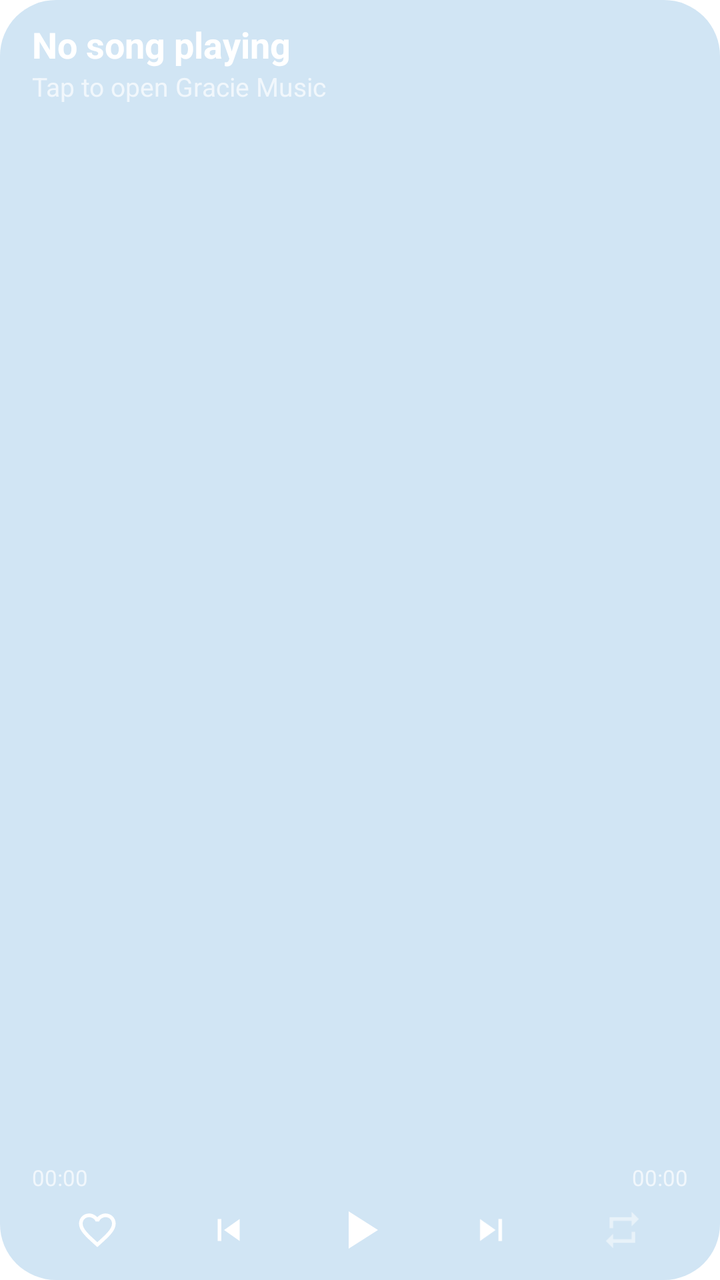
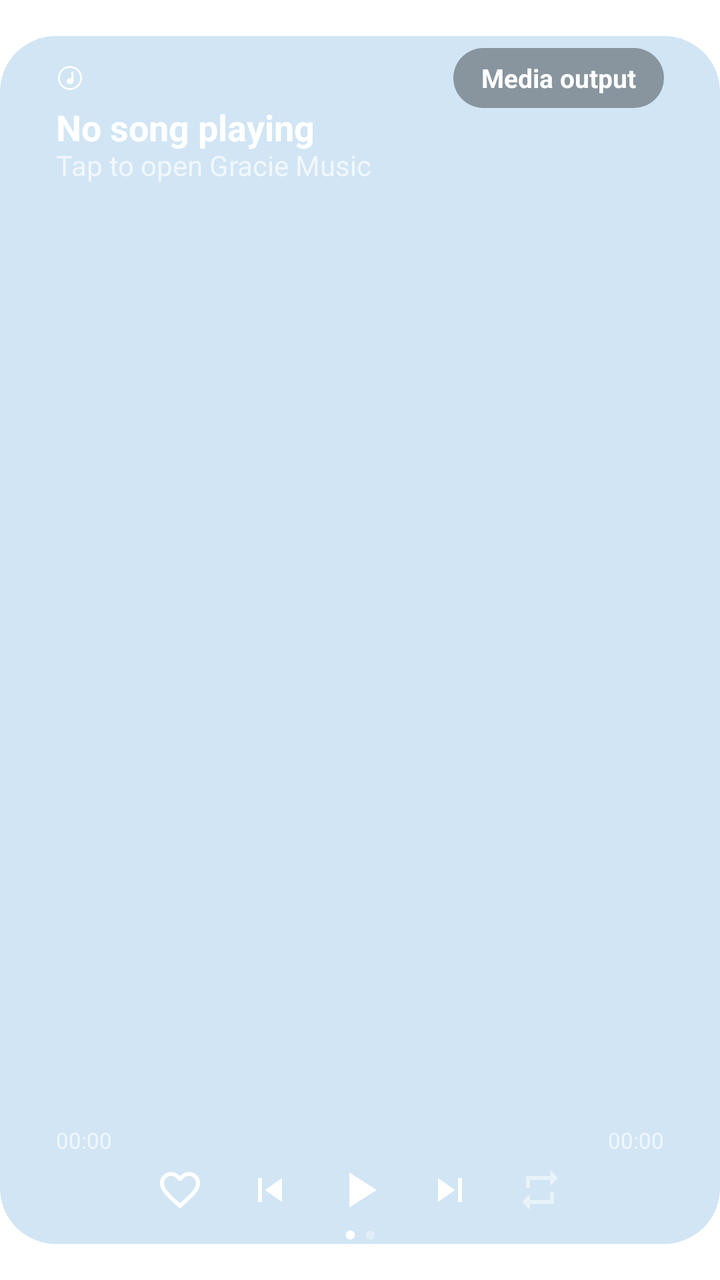

The first picture is an Android layout as it rendered before a commit; the second is the same layout after the commit. The layout source and the unified diff follow.
<!-- AndroidManifest.xml: application theme Theme.vivimusic -->
<!-- res/layout/widget_notification.xml -->
<?xml version="1.0" encoding="utf-8"?>
<FrameLayout xmlns:android="http://schemas.android.com/apk/res/android"
    android:id="@android:id/background"
    android:layout_width="match_parent"
    android:layout_height="match_parent"
    android:background="@drawable/widget_background"
    android:theme="@style/Theme.Widget.vivimusic">

    <ImageView
        android:id="@+id/widget_n_bg"
        android:layout_width="match_parent"
        android:layout_height="match_parent"
        android:scaleType="centerCrop"
        android:importantForAccessibility="no" />

    <LinearLayout
        android:id="@+id/widget_n_open_area"
        android:layout_width="match_parent"
        android:layout_height="match_parent"
        android:orientation="vertical"
        android:paddingStart="16dp"
        android:paddingEnd="16dp"
        android:paddingTop="10dp"
        android:paddingBottom="6dp">

        <TextView
            android:id="@+id/widget_n_song_title"
            android:layout_width="match_parent"
            android:layout_height="wrap_content"
            android:text="@string/not_playing"
            android:textSize="18sp"
            android:textStyle="bold"
            android:textColor="#FFFFFFFF"
            android:maxLines="1"
            android:ellipsize="end" />

        <TextView
            android:id="@+id/widget_n_artist_name"
            android:layout_width="match_parent"
            android:layout_height="wrap_content"
            android:text="@string/tap_to_play"
            android:textSize="13sp"
            android:textColor="#B3FFFFFF"
            android:maxLines="1"
            android:ellipsize="end" />

        
        <FrameLayout
            android:layout_width="match_parent"
            android:layout_height="0dp"
            android:layout_weight="1" />

        
        <ImageView
            android:id="@+id/widget_n_progress"
            android:layout_width="match_parent"
            android:layout_height="28dp"
            android:scaleType="fitCenter"
            android:importantForAccessibility="no" />

        <LinearLayout
            android:layout_width="match_parent"
            android:layout_height="wrap_content"
            android:orientation="horizontal">

            <TextView
                android:id="@+id/widget_n_time_current"
                android:layout_width="0dp"
                android:layout_height="wrap_content"
                android:layout_weight="1"
                android:text="00:00"
                android:textSize="11sp"
                android:textColor="#B3FFFFFF" />

            <TextView
                android:id="@+id/widget_n_time_total"
                android:layout_width="wrap_content"
                android:layout_height="wrap_content"
                android:text="00:00"
                android:textSize="11sp"
                android:textColor="#B3FFFFFF" />
        </LinearLayout>

        <LinearLayout
            android:layout_width="match_parent"
            android:layout_height="wrap_content"
            android:orientation="horizontal"
            android:gravity="center_vertical">

            <ImageButton
                android:id="@+id/widget_n_like"
                android:layout_width="0dp"
                android:layout_height="38dp"
                android:layout_weight="1"
                android:padding="8dp"
                android:scaleType="fitCenter"
                android:background="@android:color/transparent"
                android:src="@drawable/ic_widget_n_heart_off"
                android:contentDescription="@string/like" />
            <ImageButton
                android:id="@+id/widget_n_prev"
                android:layout_width="0dp"
                android:layout_height="38dp"
                android:layout_weight="1"
                android:padding="8dp"
                android:scaleType="fitCenter"
                android:background="@android:color/transparent"
                android:src="@drawable/ic_widget_n_prev"
                android:contentDescription="@string/previous" />
            <FrameLayout
                android:id="@+id/widget_n_play_container"
                android:layout_width="0dp"
                android:layout_height="38dp"
                android:layout_weight="1">

                <ImageView
                    android:id="@+id/widget_n_play_pause"
                    android:layout_width="32dp"
                    android:layout_height="32dp"
                    android:layout_gravity="center"
                    android:src="@drawable/ic_widget_n_play"
                    android:contentDescription="@string/play_pause" />
            </FrameLayout>

            <ImageButton
                android:id="@+id/widget_n_next"
                android:layout_width="0dp"
                android:layout_height="38dp"
                android:layout_weight="1"
                android:padding="8dp"
                android:scaleType="fitCenter"
                android:background="@android:color/transparent"
                android:src="@drawable/ic_widget_n_next"
                android:contentDescription="@string/next" />
            <ImageButton
                android:id="@+id/widget_n_repeat"
                android:layout_width="0dp"
                android:layout_height="38dp"
                android:layout_weight="1"
                android:padding="8dp"
                android:scaleType="fitCenter"
                android:background="@android:color/transparent"
                android:src="@drawable/ic_widget_n_repeat_off"
                android:contentDescription="@string/repeat" />
        </LinearLayout>
    </LinearLayout>
</FrameLayout>
<!-- resources referenced by this layout -->
<resources>
  <!-- drawable ic_widget_n_next (drawable) -->
  <vector xmlns:android="http://schemas.android.com/apk/res/android"
      android:width="24dp"
      android:height="24dp"
      android:viewportWidth="24"
      android:viewportHeight="24">
      <path
          android:fillColor="#FFFFFFFF"
          android:fillAlpha="1"
          android:pathData="M6,18l8.5,-6L6,6v12zM16,6v12h2V6h-2z" />
  </vector>
  <!-- drawable ic_widget_n_play (drawable) -->
  <vector xmlns:android="http://schemas.android.com/apk/res/android"
      android:width="24dp"
      android:height="24dp"
      android:viewportWidth="24"
      android:viewportHeight="24">
      <path
          android:fillColor="#FFFFFFFF"
          android:fillAlpha="1"
          android:pathData="M8,5v14l11,-7z" />
  </vector>
  <!-- drawable ic_widget_n_prev (drawable) -->
  <vector xmlns:android="http://schemas.android.com/apk/res/android"
      android:width="24dp"
      android:height="24dp"
      android:viewportWidth="24"
      android:viewportHeight="24">
      <path
          android:fillColor="#FFFFFFFF"
          android:fillAlpha="1"
          android:pathData="M6,6h2v12H6zM9.5,12l8.5,6V6z" />
  </vector>
  <!-- drawable ic_widget_n_repeat_off (drawable) -->
  <vector xmlns:android="http://schemas.android.com/apk/res/android"
      android:width="24dp"
      android:height="24dp"
      android:viewportWidth="24"
      android:viewportHeight="24">
      <path
          android:fillColor="#FFFFFFFF"
          android:fillAlpha="0.5"
          android:pathData="M7,7h10v3l4,-4 -4,-4v3H5v6h2V7zM17,17H7v-3l-4,4 4,4v-3h12v-6h-2v4z" />
  </vector>
  <!-- drawable widget_background (drawable) -->
  <?xml version="1.0" encoding="utf-8"?>
  <shape xmlns:android="http://schemas.android.com/apk/res/android"
      xmlns:tools="http://schemas.android.com/tools"
      android:shape="rectangle">
      <solid android:color="@android:color/system_accent1_100"
          tools:targetApi="31" />
      <corners android:radius="28dp" />
  </shape>
  <string name="like">Like</string>
  <string name="next">Next</string>
  <string name="not_playing">No song playing</string>
  <string name="play_pause">Play/Pause</string>
  <string name="previous">Previous</string>
  <string name="repeat">Repeat</string>
  <string name="tap_to_play">Tap to open Gracie Music</string>
  <style name="Theme.Widget.vivimusic" parent="@android:style/Theme.DeviceDefault.DayNight">
          <item name="android:colorBackground">#E6E1E5</item>
      </style>
  <!-- unchanged entries left out for length: 2 -->
</resources>

<!-- the commit's change to res/layout/widget_notification.xml (unified diff, before → after) -->
@@ -1,10 +1,17 @@
 <?xml version="1.0" encoding="utf-8"?>
 <FrameLayout xmlns:android="http://schemas.android.com/apk/res/android"
+    android:layout_width="match_parent"
+    android:layout_height="match_parent"
+    android:paddingTop="18dp"
+    android:paddingBottom="18dp"
+    android:theme="@style/Theme.Widget.vivimusic">
+
+  
+  <FrameLayout
     android:id="@android:id/background"
     android:layout_width="match_parent"
     android:layout_height="match_parent"
-    android:background="@drawable/widget_background"
-    android:theme="@style/Theme.Widget.vivimusic">
+    android:background="@drawable/widget_background">
 
     <ImageView
         android:id="@+id/widget_n_bg"
@@ -18,15 +25,57 @@
         android:layout_width="match_parent"
         android:layout_height="match_parent"
         android:orientation="vertical"
-        android:paddingStart="16dp"
-        android:paddingEnd="16dp"
-        android:paddingTop="10dp"
-        android:paddingBottom="6dp">
+        android:paddingTop="6dp">
+
+        
+        <LinearLayout
+            android:layout_width="match_parent"
+            android:layout_height="30dp"
+            android:layout_marginStart="28dp"
+            android:layout_marginEnd="28dp"
+            android:orientation="horizontal"
+            android:gravity="center_vertical">
+
+            <ImageView
+                android:layout_width="14dp"
+                android:layout_height="14dp"
+                android:src="@drawable/ic_widget_n_output"
+                android:importantForAccessibility="no" />
+
+            <TextView
+                android:id="@+id/widget_n_device"
+                android:layout_width="0dp"
+                android:layout_height="wrap_content"
+                android:layout_weight="1"
+                android:layout_marginStart="8dp"
+                android:layout_marginEnd="8dp"
+                android:textSize="13sp"
+                android:textColor="#FFFFFFFF"
+                android:maxLines="1"
+                android:ellipsize="end" />
+
+            <TextView
+                android:id="@+id/widget_n_output"
+                android:layout_width="wrap_content"
+                android:layout_height="30dp"
+                android:paddingStart="14dp"
+                android:paddingEnd="14dp"
+                android:gravity="center"
+                android:background="@drawable/widget_n_pill"
+                android:text="Media output"
+                android:textSize="13sp"
+                android:textStyle="bold"
+                android:textColor="#FFFFFFFF"
+                android:maxLines="1" />
+        </LinearLayout>
 
         <TextView
             android:id="@+id/widget_n_song_title"
             android:layout_width="match_parent"
             android:layout_height="wrap_content"
+            android:layout_marginStart="28dp"
+            android:layout_marginEnd="28dp"
+            android:includeFontPadding="false"
             android:text="@string/not_playing"
             android:textSize="18sp"
             android:textStyle="bold"
@@ -38,8 +87,11 @@
             android:id="@+id/widget_n_artist_name"
             android:layout_width="match_parent"
             android:layout_height="wrap_content"
+            android:layout_marginStart="28dp"
+            android:layout_marginEnd="28dp"
+            android:includeFontPadding="false"
             android:text="@string/tap_to_play"
-            android:textSize="13sp"
+            android:textSize="14sp"
             android:textColor="#B3FFFFFF"
             android:maxLines="1"
             android:ellipsize="end" />
@@ -55,12 +107,16 @@
             android:id="@+id/widget_n_progress"
             android:layout_width="match_parent"
             android:layout_height="28dp"
+            android:layout_marginStart="28dp"
+            android:layout_marginEnd="28dp"
             android:scaleType="fitCenter"
             android:importantForAccessibility="no" />
 
         <LinearLayout
             android:layout_width="match_parent"
             android:layout_height="wrap_content"
+            android:layout_marginStart="28dp"
+            android:layout_marginEnd="28dp"
             android:orientation="horizontal">
 
             <TextView
@@ -68,6 +124,7 @@
                 android:layout_width="0dp"
                 android:layout_height="wrap_content"
                 android:layout_weight="1"
+                android:includeFontPadding="false"
                 android:text="00:00"
                 android:textSize="11sp"
                 android:textColor="#B3FFFFFF" />
@@ -76,23 +133,29 @@
                 android:id="@+id/widget_n_time_total"
                 android:layout_width="wrap_content"
                 android:layout_height="wrap_content"
+                android:includeFontPadding="false"
                 android:text="00:00"
                 android:textSize="11sp"
                 android:textColor="#B3FFFFFF" />
         </LinearLayout>
 
+        
         <LinearLayout
             android:layout_width="match_parent"
-            android:layout_height="wrap_content"
+            android:layout_height="36dp"
             android:orientation="horizontal"
             android:gravity="center_vertical">
 
+            <FrameLayout
+                android:layout_width="0dp"
+                android:layout_height="36dp"
+                android:layout_weight="3" />
             <ImageButton
                 android:id="@+id/widget_n_like"
                 android:layout_width="0dp"
-                android:layout_height="38dp"
-                android:layout_weight="1"
-                android:padding="8dp"
+                android:layout_height="36dp"
+                android:layout_weight="2"
+                android:padding="6dp"
                 android:scaleType="fitCenter"
                 android:background="@android:color/transparent"
                 android:src="@drawable/ic_widget_n_heart_off"
@@ -100,9 +163,9 @@
             <ImageButton
                 android:id="@+id/widget_n_prev"
                 android:layout_width="0dp"
-                android:layout_height="38dp"
-                android:layout_weight="1"
-                android:padding="8dp"
+                android:layout_height="36dp"
+                android:layout_weight="2"
+                android:padding="6dp"
                 android:scaleType="fitCenter"
                 android:background="@android:color/transparent"
                 android:src="@drawable/ic_widget_n_prev"
@@ -110,24 +173,23 @@
             <FrameLayout
                 android:id="@+id/widget_n_play_container"
                 android:layout_width="0dp"
-                android:layout_height="38dp"
-                android:layout_weight="1">
+                android:layout_height="36dp"
+                android:layout_weight="2">
 
                 <ImageView
                     android:id="@+id/widget_n_play_pause"
-                    android:layout_width="32dp"
-                    android:layout_height="32dp"
+                    android:layout_width="30dp"
+                    android:layout_height="30dp"
                     android:layout_gravity="center"
                     android:src="@drawable/ic_widget_n_play"
                     android:contentDescription="@string/play_pause" />
             </FrameLayout>
-
             <ImageButton
                 android:id="@+id/widget_n_next"
                 android:layout_width="0dp"
-                android:layout_height="38dp"
-                android:layout_weight="1"
-                android:padding="8dp"
+                android:layout_height="36dp"
+                android:layout_weight="2"
+                android:padding="6dp"
                 android:scaleType="fitCenter"
                 android:background="@android:color/transparent"
                 android:src="@drawable/ic_widget_n_next"
@@ -135,13 +197,26 @@
             <ImageButton
                 android:id="@+id/widget_n_repeat"
                 android:layout_width="0dp"
-                android:layout_height="38dp"
-                android:layout_weight="1"
-                android:padding="8dp"
+                android:layout_height="36dp"
+                android:layout_weight="2"
+                android:padding="6dp"
                 android:scaleType="fitCenter"
                 android:background="@android:color/transparent"
                 android:src="@drawable/ic_widget_n_repeat_off"
                 android:contentDescription="@string/repeat" />
+            <FrameLayout
+                android:layout_width="0dp"
+                android:layout_height="36dp"
+                android:layout_weight="3" />
         </LinearLayout>
+
+        
+        <ImageView
+            android:layout_width="match_parent"
+            android:layout_height="9dp"
+            android:scaleType="center"
+            android:src="@drawable/ic_widget_n_dots"
+            android:importantForAccessibility="no" />
     </LinearLayout>
+  </FrameLayout>
 </FrameLayout>
<!-- resource entries referenced after the edit -->
@@ -1,5 +1,19 @@
 <!-- resources referenced by this layout -->
 <resources>
+  <!-- drawable ic_widget_n_dots (drawable) -->
+  <?xml version="1.0" encoding="utf-8"?>
+  <vector xmlns:android="http://schemas.android.com/apk/res/android"
+      android:width="15dp"
+      android:height="5dp"
+      android:viewportWidth="15"
+      android:viewportHeight="5">
+      <path
+          android:fillColor="#FFFFFFFF"
+          android:pathData="M2.5,2.5m-2.3,0a2.3,2.3 0,1 1,4.6 0a2.3,2.3 0,1 1,-4.6 0" />
+      <path
+          android:fillColor="#59FFFFFF"
+          android:pathData="M12.5,2.5m-2.3,0a2.3,2.3 0,1 1,4.6 0a2.3,2.3 0,1 1,-4.6 0" />
+  </vector>
   <!-- drawable ic_widget_n_next (drawable) -->
   <vector xmlns:android="http://schemas.android.com/apk/res/android"
       android:width="24dp"
@@ -10,6 +24,21 @@
           android:fillColor="#FFFFFFFF"
           android:fillAlpha="1"
           android:pathData="M6,18l8.5,-6L6,6v12zM16,6v12h2V6h-2z" />
+  </vector>
+  <!-- drawable ic_widget_n_output (drawable) -->
+  <?xml version="1.0" encoding="utf-8"?>
+  <vector xmlns:android="http://schemas.android.com/apk/res/android"
+      android:width="24dp"
+      android:height="24dp"
+      android:viewportWidth="24"
+      android:viewportHeight="24">
+      <path
+          android:strokeColor="#FFFFFFFF"
+          android:strokeWidth="1.6"
+          android:pathData="M12,12m-9.5,0a9.5,9.5 0,1 1,19 0a9.5,9.5 0,1 1,-19 0" />
+      <path
+          android:fillColor="#FFFFFFFF"
+          android:pathData="M13.2,6.5h1.8v8.2c0,1.5 -1.3,2.6 -2.9,2.6s-2.9,-1.1 -2.9,-2.6s1.3,-2.6 2.9,-2.6c0.4,0 0.7,0.1 1.1,0.2z" />
   </vector>
   <!-- drawable ic_widget_n_play (drawable) -->
   <vector xmlns:android="http://schemas.android.com/apk/res/android"
@@ -53,6 +82,13 @@
           tools:targetApi="31" />
       <corners android:radius="28dp" />
   </shape>
+  <!-- drawable widget_n_pill (drawable) -->
+  <?xml version="1.0" encoding="utf-8"?>
+  <shape xmlns:android="http://schemas.android.com/apk/res/android"
+      android:shape="rectangle">
+      <solid android:color="#59000000" />
+      <corners android:radius="20dp" />
+  </shape>
   <string name="like">Like</string>
   <string name="next">Next</string>
   <string name="not_playing">No song playing</string>
